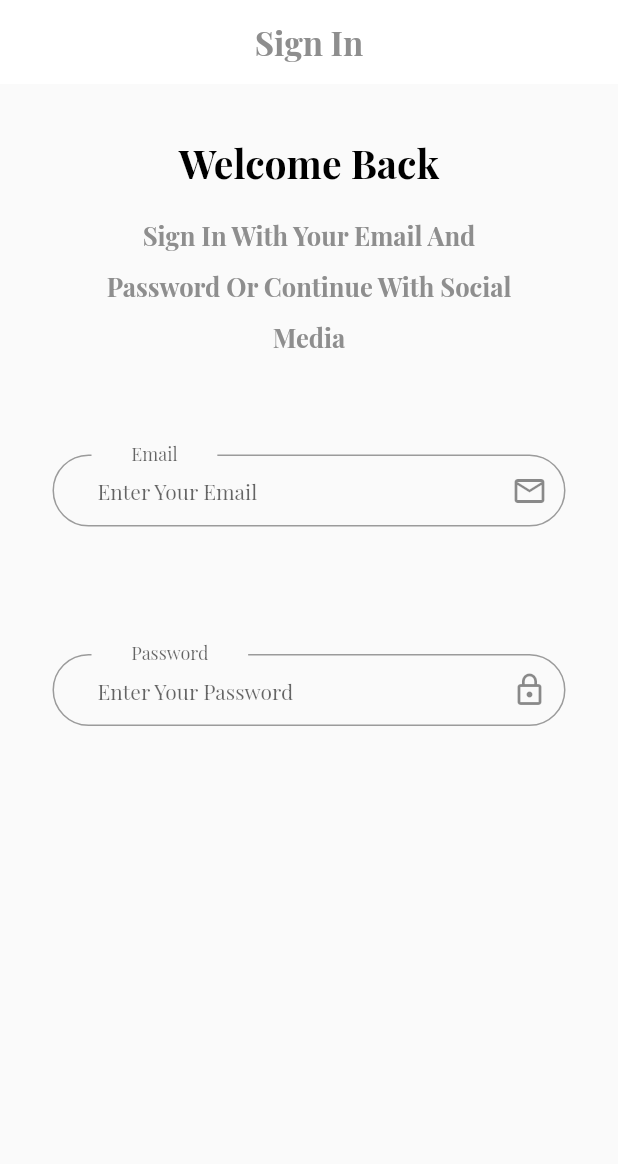
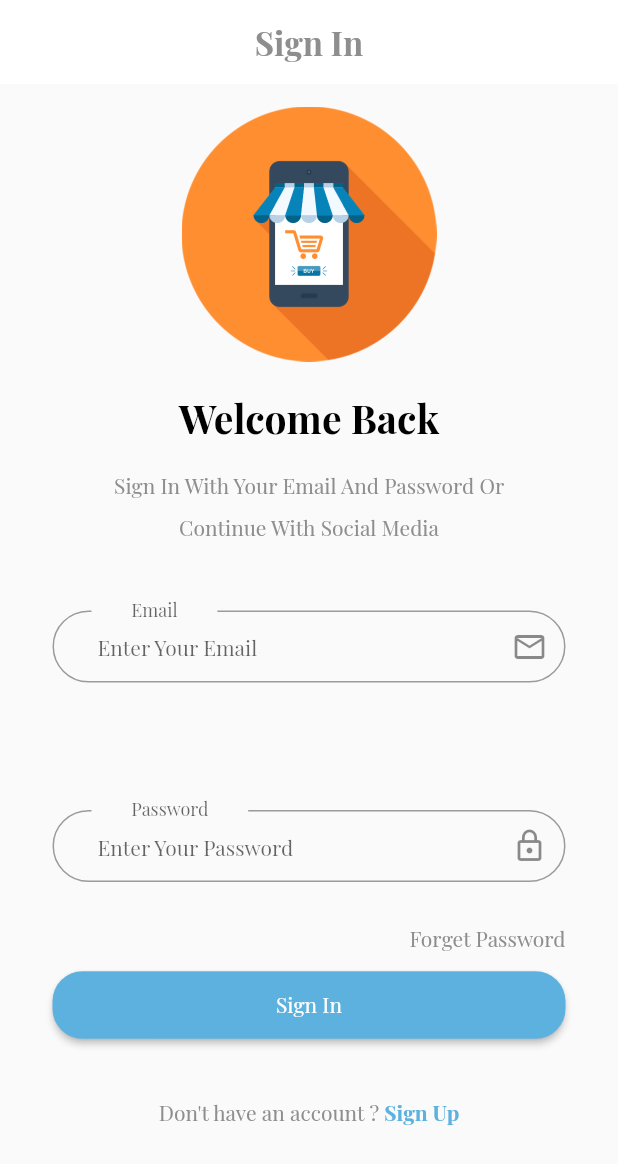
Before and after one commit to zaidoun92/ecommerce_app, a Flutter app: the Login screen opened by its route, on a phone screen of 412 x 824 dp. Shown: the top 1164 px of the screen. Run offline on Flutter 3.47's test engine with Material 2 defaults, Android fonts, the phone set to English and light mode, and no system bars; our stand-ins replace get, shared_preferences; accounts and stored records are empty; project files that could hold a hidden picture were left out.

Commit message:
Complete Design login Page

```diff
--- a/lib/core/constant/imageasset.dart
+++ b/lib/core/constant/imageasset.dart
@@ -1,6 +1,8 @@
 class AppImageAsset {
   //
   static const String rootImages = "assets/images";
+
+  static const String logo = "$rootImages/logo.png";
 
   static const String onBoardingImageOne = "$rootImages/onboardingone.PNG";
   static const String onBoardingImageTwo = "$rootImages/onboardingtwo.PNG";
--- a/lib/main.dart
+++ b/lib/main.dart
@@ -45,7 +45,12 @@ class MyApp extends StatelessWidget {
             height: 2,
             color: AppColor.grey,
             fontWeight: FontWeight.bold,
-            fontSize: 17,
+            fontSize: 14,
+          ),
+          bodyText2: TextStyle(
+            height: 2,
+            color: AppColor.grey,
+            fontSize: 14,
           ),
         ),
         primarySwatch: Colors.blue,
--- a/lib/view/screen/auth/login.dart
+++ b/lib/view/screen/auth/login.dart
@@ -1,10 +1,11 @@
-import 'dart:ui';
-
 import 'package:ecommerce_app/core/constant/color.dart';
 import 'package:ecommerce_app/view/widget/auth/customtextbodyauth.dart';
 import 'package:ecommerce_app/view/widget/auth/customtextformauth.dart';
 import 'package:ecommerce_app/view/widget/auth/customtexttitleauth.dart';
+import 'package:ecommerce_app/view/widget/auth/logoauth.dart';
 import 'package:flutter/material.dart';
+
+import '../../widget/auth/custombuttonauth.dart';
 
 class Login extends StatelessWidget {
   const Login({super.key});
@@ -26,24 +27,49 @@ class Login extends StatelessWidget {
       body: Container(
         padding: const EdgeInsets.symmetric(vertical: 15, horizontal: 35),
         child: ListView(
-          children: const [
-            SizedBox(height: 20),
-            CustomTextTitleAuth(text: "Welcome Back"),
-            SizedBox(height: 10),
-            CustomTextBodyAuth(
+          children: [
+            const LogoAuth(),
+            const SizedBox(height: 20),
+            const CustomTextTitleAuth(text: "Welcome Back"),
+            const SizedBox(height: 10),
+            const CustomTextBodyAuth(
                 text:
                     "Sign In With Your Email And Password Or Continue With Social Media"),
-            SizedBox(height: 65),
-            CustomTextFormAuth(
+            const SizedBox(height: 45),
+            const CustomTextFormAuth(
               hintText: "Enter Your Email",
               labelText: "Email",
               iconData: Icons.email_outlined,
             ),
-            SizedBox(height: 65),
-            CustomTextFormAuth(
+            const SizedBox(height: 65),
+            const CustomTextFormAuth(
               hintText: "Enter Your Password",
               labelText: "Password",
               iconData: Icons.lock_outline,
+            ),
+            const Text(
+              "Forget Password",
+              textAlign: TextAlign.end,
+            ),
+            CustomButtonAuth(
+              text: "Sign In",
+              onPressed: () {},
+            ),
+            const SizedBox(height: 30),
+            Row(
+              mainAxisAlignment: MainAxisAlignment.center,
+              children: const [
+                Text("Don't have an account ? "),
+                InkWell(
+                  child: Text(
+                    "Sign Up",
+                    style: TextStyle(
+                      color: AppColor.primaryColor,
+                      fontWeight: FontWeight.bold,
+                    ),
+                  ),
+                ),
+              ],
             ),
           ],
         ),
--- /dev/null
+++ b/lib/view/widget/auth/custombuttonauth.dart
@@ -0,0 +1,25 @@
+import 'package:ecommerce_app/core/constant/color.dart';
+import 'package:flutter/material.dart';
+
+class CustomButtonAuth extends StatelessWidget {
+  final String text;
+  final void Function()? onPressed;
+  const CustomButtonAuth({super.key, required this.text, this.onPressed});
+
+  @override
+  Widget build(BuildContext context) {
+    return Container(
+      margin: const EdgeInsets.only(top: 10),
+      child: MaterialButton(
+        shape: RoundedRectangleBorder(
+          borderRadius: BorderRadius.circular(20),
+        ),
+        padding: const EdgeInsets.symmetric(vertical: 13),
+        onPressed: onPressed,
+        color: AppColor.primaryColor,
+        textColor: Colors.white,
+        child: Text(text),
+      ),
+    );
+  }
+}
--- a/lib/view/widget/auth/customtextbodyauth.dart
+++ b/lib/view/widget/auth/customtextbodyauth.dart
@@ -1,6 +1,4 @@
 import 'package:flutter/material.dart';
-import 'package:flutter/src/widgets/container.dart';
-import 'package:flutter/src/widgets/framework.dart';
 
 class CustomTextBodyAuth extends StatelessWidget {
   final String text;
@@ -13,7 +11,7 @@ class CustomTextBodyAuth extends StatelessWidget {
       child: Text(
         text,
         textAlign: TextAlign.center,
-        style: Theme.of(context).textTheme.bodyText1,
+        style: Theme.of(context).textTheme.bodyText2,
       ),
     );
   }
--- a/lib/view/widget/auth/customtextformauth.dart
+++ b/lib/view/widget/auth/customtextformauth.dart
@@ -1,6 +1,4 @@
 import 'package:flutter/material.dart';
-import 'package:flutter/src/widgets/container.dart';
-import 'package:flutter/src/widgets/framework.dart';
 
 class CustomTextFormAuth extends StatelessWidget {
   final String hintText;
--- a/lib/view/widget/auth/customtexttitleauth.dart
+++ b/lib/view/widget/auth/customtexttitleauth.dart
@@ -1,6 +1,4 @@
 import 'package:flutter/material.dart';
-import 'package:flutter/src/widgets/container.dart';
-import 'package:flutter/src/widgets/framework.dart';
 
 class CustomTextTitleAuth extends StatelessWidget {
   final String text;
--- /dev/null
+++ b/lib/view/widget/auth/logoauth.dart
@@ -0,0 +1,14 @@
+import 'package:ecommerce_app/core/constant/imageasset.dart';
+import 'package:flutter/material.dart';
+
+class LogoAuth extends StatelessWidget {
+  const LogoAuth({super.key});
+
+  @override
+  Widget build(BuildContext context) {
+    return Image.asset(
+      AppImageAsset.logo,
+      height: 170,
+    );
+  }
+}
```
Also changed, not shown: assets/images/logo.png (added), assets/images/logoapp.png (added).
